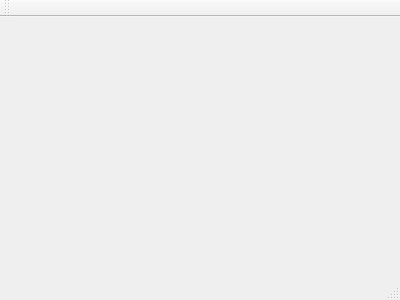
First picture: the form in Freechat/freechat.ui, repository bogdyname/Freechat-Windows, before the edit.
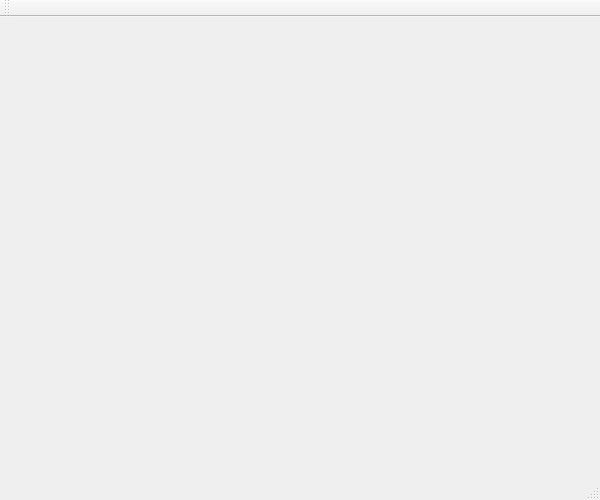
Second picture: the form after the edit.

Diff of the .ui file:
```diff
--- a/Freechat/freechat.ui
+++ b/Freechat/freechat.ui
@@ -1,24 +1,29 @@
 <ui version="4.0">
  <class>Freechat</class>
- <widget class="QMainWindow" name="Freechat" >
-  <property name="geometry" >
+ <widget class="QMainWindow" name="Freechat">
+  <property name="geometry">
    <rect>
     <x>0</x>
     <y>0</y>
-    <width>400</width>
-    <height>300</height>
+    <width>600</width>
+    <height>500</height>
    </rect>
   </property>
   <property name="windowTitle" >
    <string>Freechat</string>
   </property>
-  <widget class="QMenuBar" name="menuBar" />
-  <widget class="QToolBar" name="mainToolBar" />
-  <widget class="QWidget" name="centralWidget" />
-  <widget class="QStatusBar" name="statusBar" />
+  <widget class="QWidget" name="centralWidget"/>
+  <widget class="QToolBar" name="mainToolBar">
+   <attribute name="toolBarArea">
+    <enum>TopToolBarArea</enum>
+   </attribute>
+   <attribute name="toolBarBreak">
+    <bool>false</bool>
+   </attribute>
+  </widget>
+  <widget class="QStatusBar" name="statusBar"/>
  </widget>
- <layoutDefault spacing="6" margin="11" />
- <pixmapfunction></pixmapfunction>
+ <layoutdefault spacing="6" margin="11"/>
  <resources/>
  <connections/>
 </ui>
```
Left out of the diff: 3 changed lines with no effect on the pictures.
